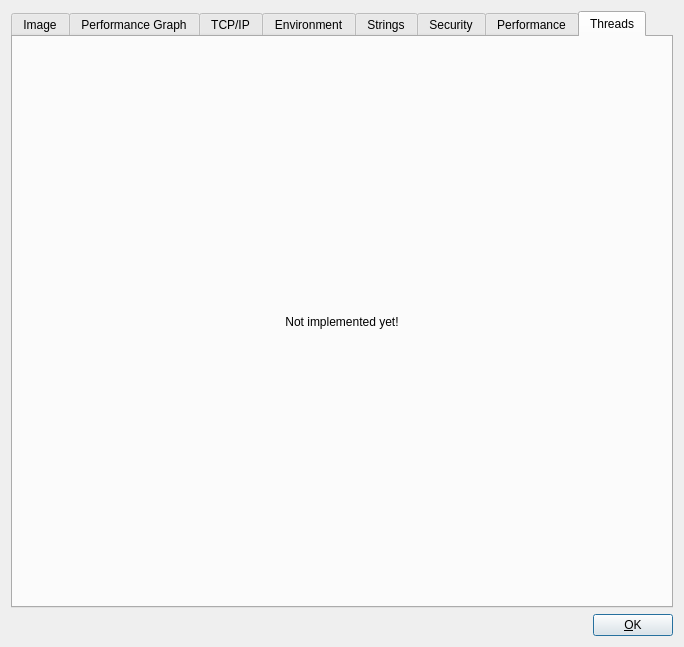
Old version of the form ui/processdetails.ui in the repository inspectC/linux-process-explorer.
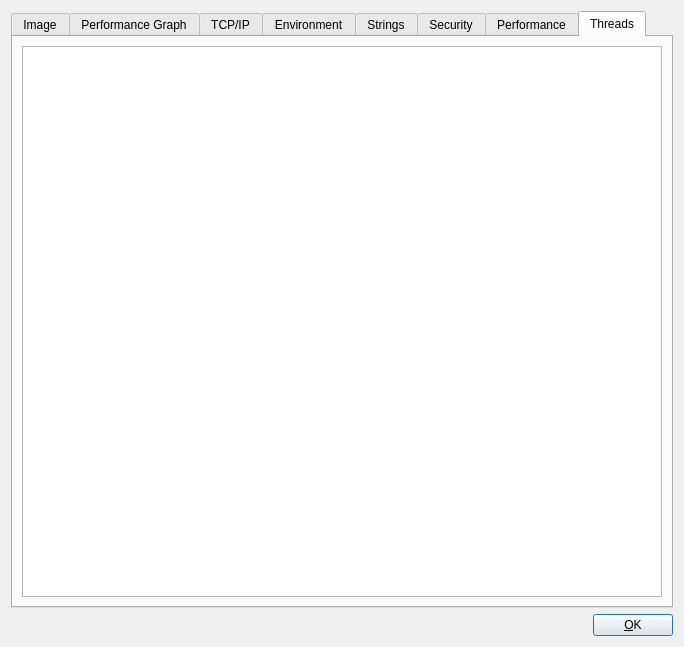
New version of the form. The open tabs and pages were chosen to show the change. Custom widgets are drawn as their Qt base class.

Commit message: threads details added

The edit to the form file:
```diff
--- a/ui/processdetails.ui
+++ b/ui/processdetails.ui
@@ -658,14 +658,7 @@
       </attribute>
       <layout class="QVBoxLayout" name="verticalLayout_9">
        <item>
-        <widget class="QLabel" name="label_9">
-         <property name="text">
-          <string>Not implemented yet!</string>
-         </property>
-         <property name="alignment">
-          <set>Qt::AlignCenter</set>
-         </property>
-        </widget>
+        <widget class="QTextEdit" name="threadTextEdit"/>
        </item>
       </layout>
      </widget>
```
The commit also changes 3 other files.
